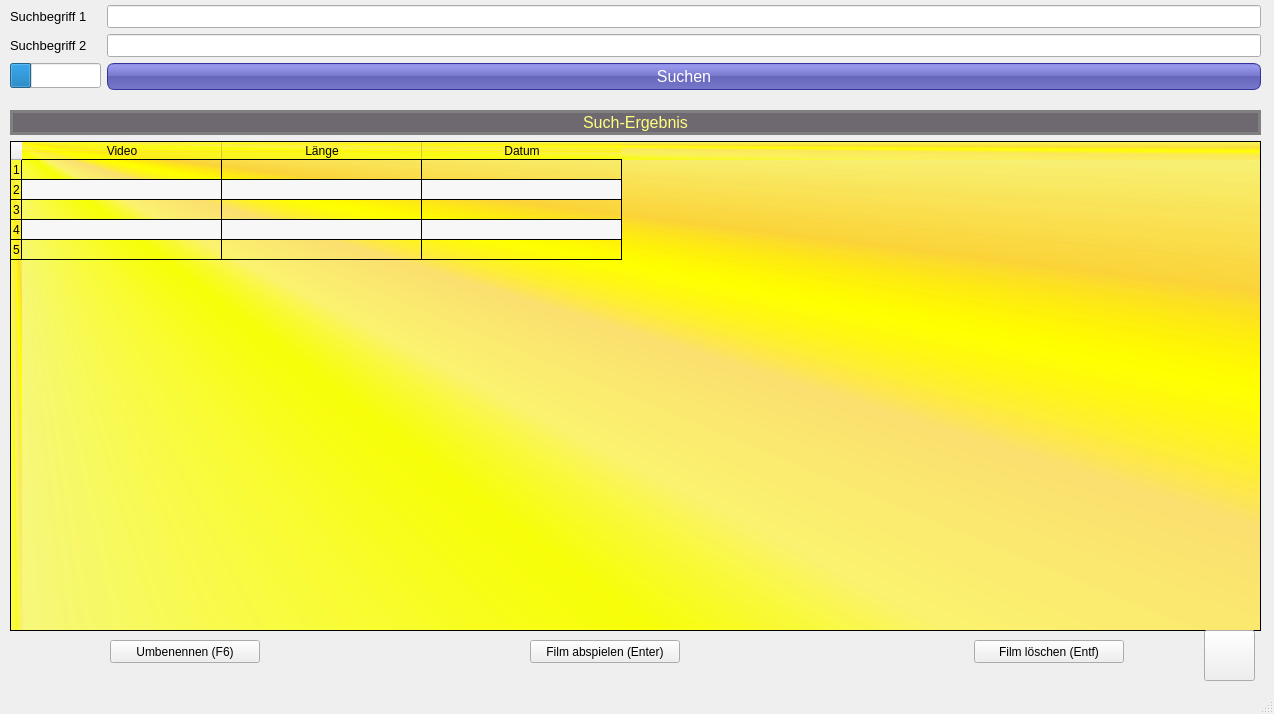
Qt form VidSuchUI.ui (ruegi/vidsuch) before a commit.
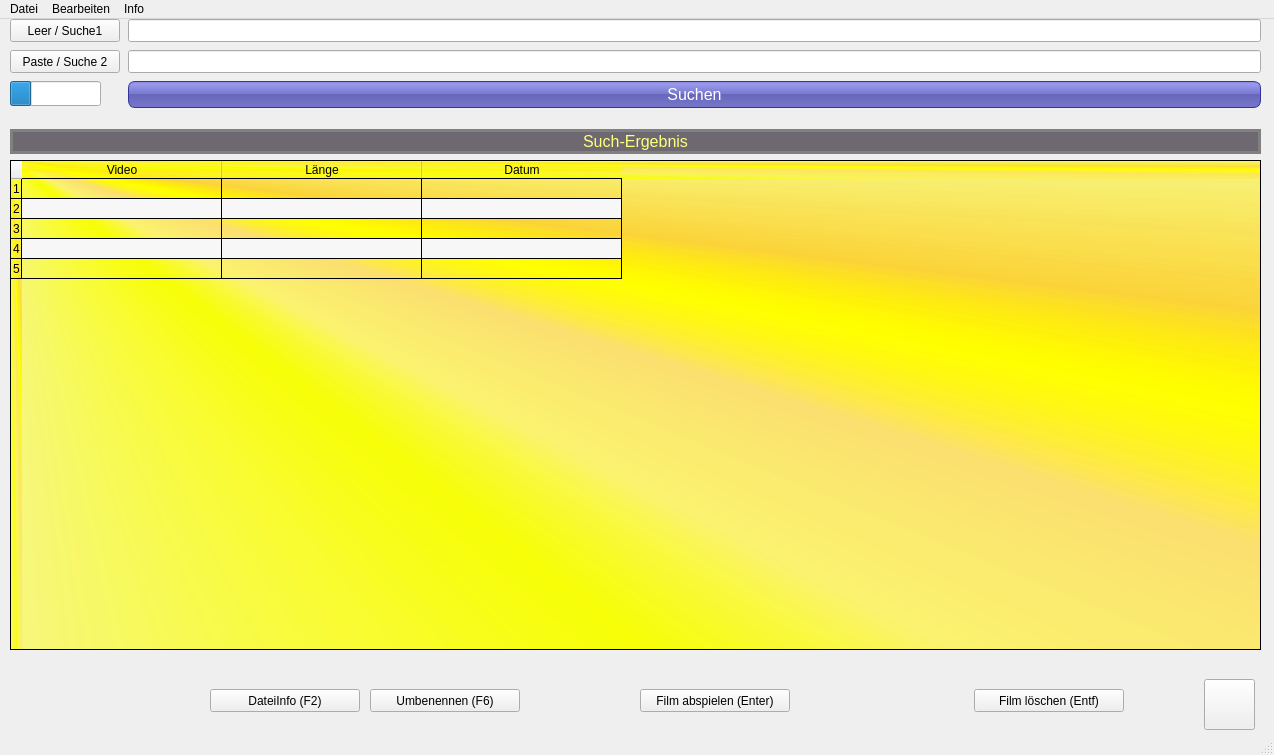
The same form after that commit. Icons and pictures are not drawn.

The edit to the form file:
```diff
--- a/VidSuchUI.ui
+++ b/VidSuchUI.ui
@@ -7,7 +7,7 @@
     <x>0</x>
     <y>0</y>
     <width>1274</width>
-    <height>714</height>
+    <height>755</height>
    </rect>
   </property>
   <property name="windowTitle">
@@ -189,32 +189,48 @@
     <property name="geometry">
      <rect>
       <x>10</x>
-      <y>5</y>
+      <y>0</y>
       <width>1251</width>
-      <height>91</height>
+      <height>152</height>
      </rect>
     </property>
     <layout class="QFormLayout" name="formLayout">
+     <property name="horizontalSpacing">
+      <number>8</number>
+     </property>
+     <property name="verticalSpacing">
+      <number>8</number>
+     </property>
+     <property name="bottomMargin">
+      <number>5</number>
+     </property>
      <item row="0" column="0">
-      <widget class="QLabel" name="lbl_such1">
+      <widget class="QPushButton" name="btnLeer">
        <property name="sizePolicy">
-        <sizepolicy hsizetype="Preferred" vsizetype="Preferred">
+        <sizepolicy hsizetype="Expanding" vsizetype="Preferred">
          <horstretch>0</horstretch>
          <verstretch>0</verstretch>
         </sizepolicy>
        </property>
-       <property name="font">
-        <font>
-         <pointsize>10</pointsize>
-        </font>
+       <property name="minimumSize">
+        <size>
+         <width>110</width>
+         <height>0</height>
+        </size>
        </property>
        <property name="text">
-        <string>Suchbegriff 1</string>
+        <string>Leer / Suche1</string>
        </property>
       </widget>
      </item>
      <item row="0" column="1">
       <widget class="QLineEdit" name="le_such1">
+       <property name="sizePolicy">
+        <sizepolicy hsizetype="Preferred" vsizetype="Fixed">
+         <horstretch>0</horstretch>
+         <verstretch>0</verstretch>
+        </sizepolicy>
+       </property>
        <property name="font">
         <font>
          <pointsize>10</pointsize>
@@ -223,14 +239,21 @@
       </widget>
      </item>
      <item row="1" column="0">
-      <widget class="QLabel" name="lbl_such2">
-       <property name="font">
-        <font>
-         <pointsize>10</pointsize>
-        </font>
+      <widget class="QPushButton" name="btnLeer2">
+       <property name="sizePolicy">
+        <sizepolicy hsizetype="Minimum" vsizetype="Preferred">
+         <horstretch>0</horstretch>
+         <verstretch>0</verstretch>
+        </sizepolicy>
+       </property>
+       <property name="minimumSize">
+        <size>
+         <width>110</width>
+         <height>0</height>
+        </size>
        </property>
        <property name="text">
-        <string>Suchbegriff 2</string>
+        <string>Paste / Suche 2</string>
        </property>
       </widget>
      </item>
@@ -243,7 +266,7 @@
        </property>
       </widget>
      </item>
-     <item row="2" column="0">
+     <item row="5" column="0">
       <widget class="QProgressBar" name="proBar">
        <property name="minimumSize">
         <size>
@@ -262,7 +285,7 @@
        </property>
       </widget>
      </item>
-     <item row="2" column="1">
+     <item row="5" column="1">
       <widget class="QPushButton" name="btn_suchen">
        <property name="font">
         <font>
@@ -294,13 +317,26 @@
        </property>
       </widget>
      </item>
+     <item row="6" column="1">
+      <spacer name="verticalSpacer">
+       <property name="orientation">
+        <enum>Qt::Vertical</enum>
+       </property>
+       <property name="sizeHint" stdset="0">
+        <size>
+         <width>20</width>
+         <height>40</height>
+        </size>
+       </property>
+      </spacer>
+     </item>
     </layout>
    </widget>
    <widget class="QPushButton" name="btnRen">
     <property name="geometry">
      <rect>
-      <x>110</x>
-      <y>640</y>
+      <x>370</x>
+      <y>670</y>
       <width>150</width>
       <height>23</height>
      </rect>
@@ -312,8 +348,8 @@
    <widget class="QPushButton" name="btnPlay">
     <property name="geometry">
      <rect>
-      <x>530</x>
-      <y>640</y>
+      <x>640</x>
+      <y>670</y>
       <width>150</width>
       <height>23</height>
      </rect>
@@ -326,7 +362,7 @@
     <property name="geometry">
      <rect>
       <x>974</x>
-      <y>640</y>
+      <y>670</y>
       <width>150</width>
       <height>23</height>
      </rect>
@@ -339,7 +375,7 @@
     <property name="geometry">
      <rect>
       <x>1204</x>
-      <y>630</y>
+      <y>660</y>
       <width>51</width>
       <height>51</height>
      </rect>
@@ -360,8 +396,22 @@
      </size>
     </property>
    </widget>
+   <widget class="QPushButton" name="btnInfo">
+    <property name="geometry">
+     <rect>
+      <x>210</x>
+      <y>670</y>
+      <width>150</width>
+      <height>23</height>
+     </rect>
+    </property>
+    <property name="text">
+     <string>DateiInfo (F2)</string>
+    </property>
+   </widget>
   </widget>
-  <widget class="QMenuBar" name="menubar">
+  <widget class="QStatusBar" name="statusbar"/>
+  <widget class="QMenuBar" name="menuBar">
    <property name="geometry">
     <rect>
      <x>0</x>
@@ -370,8 +420,49 @@
      <height>21</height>
     </rect>
    </property>
+   <widget class="QMenu" name="menuDatei">
+    <property name="title">
+     <string>Datei</string>
+    </property>
+    <addaction name="actionEnde"/>
+   </widget>
+   <widget class="QMenu" name="menuBearbeiten">
+    <property name="title">
+     <string>Bearbeiten</string>
+    </property>
+    <addaction name="actionEinfuegen"/>
+    <addaction name="actionSplit"/>
+   </widget>
+   <widget class="QMenu" name="menuAbout">
+    <property name="title">
+     <string>Info</string>
+    </property>
+    <addaction name="actionAbout"/>
+   </widget>
+   <addaction name="menuDatei"/>
+   <addaction name="menuBearbeiten"/>
+   <addaction name="menuAbout"/>
   </widget>
-  <widget class="QStatusBar" name="statusbar"/>
+  <action name="actionEnde">
+   <property name="text">
+    <string>Ende  - (Alt-F4)</string>
+   </property>
+  </action>
+  <action name="actionEinfuegen">
+   <property name="text">
+    <string>Einfügen - (F5 ; strg+m)</string>
+   </property>
+  </action>
+  <action name="actionSplit">
+   <property name="text">
+    <string>Split Suchfeld1 @ Cursor Pos - (F4 ;strg+s)</string>
+   </property>
+  </action>
+  <action name="actionAbout">
+   <property name="text">
+    <string>About</string>
+   </property>
+  </action>
  </widget>
  <resources/>
  <connections/>
```
Left out of the diff: 23 changed lines with no effect on the pictures.
